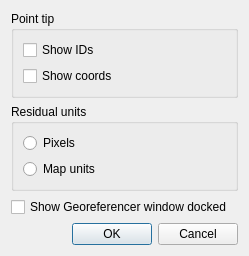
The window that qgis/src/plugins/georeferencer/qgsgeorefconfigdialogbase.ui (sourcepole/qgis) describes before a commit, drawn with Qt 5.
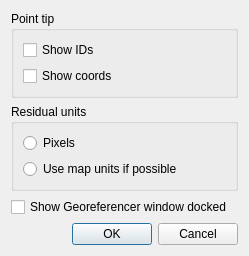
The same window after the commit.

The edit to the form file:
```diff
--- a/qgis/src/plugins/georeferencer/qgsgeorefconfigdialogbase.ui
+++ b/qgis/src/plugins/georeferencer/qgsgeorefconfigdialogbase.ui
@@ -70,7 +70,7 @@
       <item row="1" column="0">
        <widget class="QRadioButton" name="mMapUnitsButton">
         <property name="text">
-         <string>Map units</string>
+         <string>Use map units if possible</string>
         </property>
        </widget>
       </item>
```
